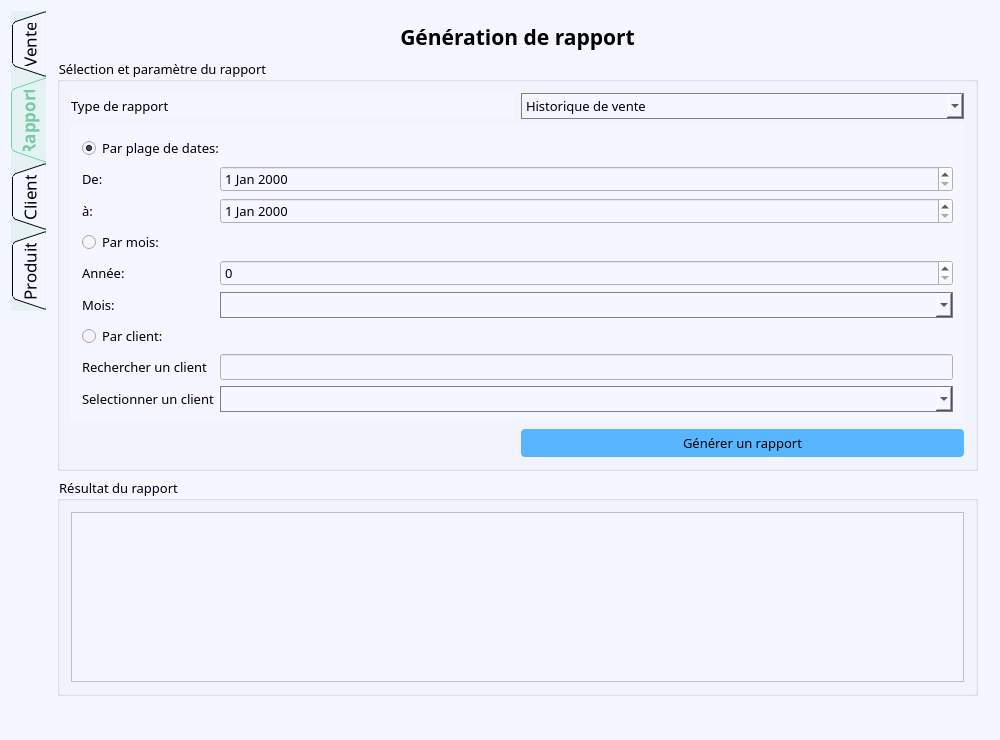
Above: mainwindow.ui from JessyTsiriniaina/Gestion-magasin before the change. Below: the same form after it.
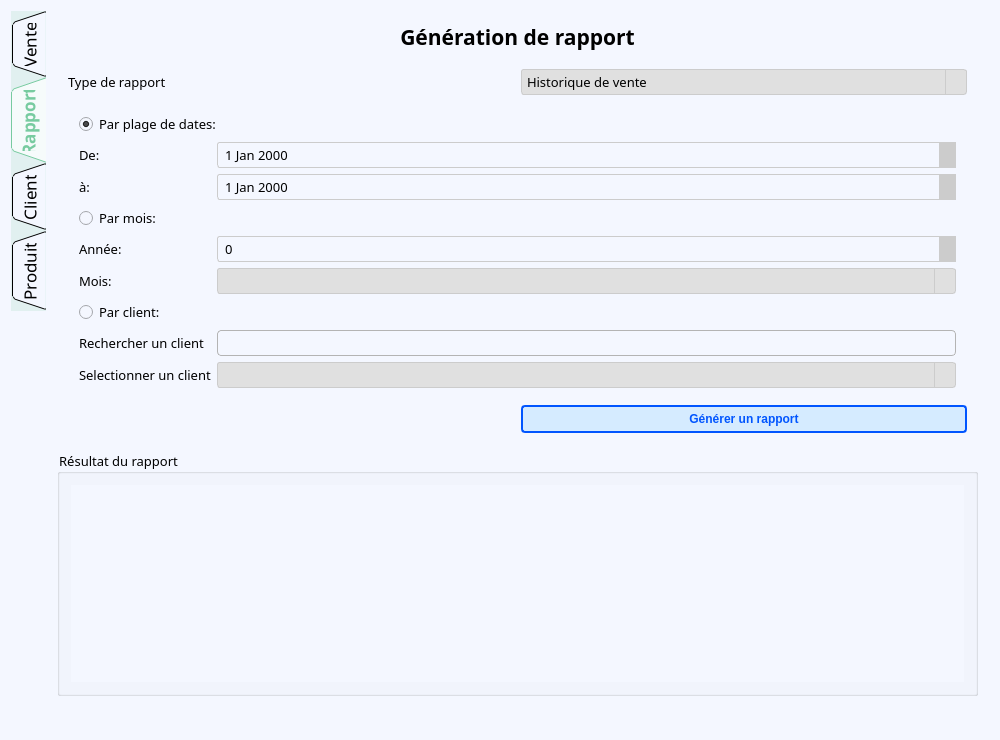
That is the form after the change. The open tabs and pages were chosen to show the change. Icons and pictures are not drawn.

What changed in the file:
```diff
--- a/mainwindow.ui
+++ b/mainwindow.ui
@@ -63,7 +63,7 @@
        <string notr="true">QTabWidget {border: none}
 
 QTabBar {
-	background-color: rgba(120, 203, 160, 30);
+	background-color: rgba(120, 203, 160, 40);
 }
 
 QTabBar::tab {
@@ -71,7 +71,7 @@
 	font: 13pt;
 }
 
-QTabBar::tab:selected { color: rgba(120, 203, 160, 255); font: bold;}</string>
+QTabBar::tab:selected { color: rgba(120, 203, 160, 255); font: bold; background-color:  rgba(255, 255, 255, 180)}</string>
       </property>
       <property name="tabPosition">
        <enum>QTabWidget::West</enum>
@@ -984,8 +984,11 @@
             <pointsize>10</pointsize>
            </font>
           </property>
+          <property name="styleSheet">
+           <string notr="true">QGroupBox {border: none; border-radius: 4px;}</string>
+          </property>
           <property name="title">
-           <string>Sélection et paramètre du rapport</string>
+           <string/>
           </property>
           <property name="flat">
            <bool>false</bool>
@@ -1022,8 +1025,30 @@
               <cursorShape>PointingHandCursor</cursorShape>
              </property>
              <property name="styleSheet">
-              <string notr="true">border:1px solid grey;
-padding: 2px 4px</string>
+              <string notr="true">QComboBox {
+    padding: 2px 20px 2px 5px; 
+    border: 1px solid #CCCCCC;
+    border-radius: 3px;
+    background: white;
+}
+QComboBox::drop-down {
+    subcontrol-origin: padding;
+    subcontrol-position: top right;
+    width: 20px;
+    border-left: 1px solid #CCCCCC;
+}
+QComboBox::down-arrow {
+    image: url(:/icons/icons/caret-down.svg);
+    width: 12px;
+    height: 12px;
+}
+QComboBox:hover::drop-down {
+    background: #E0E0E0;
+}
+QComboBox::down-arrow:on {
+    image: url(:/icons/icons/caret-up.svg); 
+}
+</string>
              </property>
              <item>
               <property name="text">
@@ -1102,6 +1127,43 @@
                    <pointsize>10</pointsize>
                   </font>
                  </property>
+                 <property name="styleSheet">
+                  <string notr="true">QDateEdit {
+    border: 1px solid #CCCCCC;
+    border-radius: 3px;
+    padding: 2px 5px;
+}
+QDateEdit::up-button {
+    subcontrol-origin: border;
+    subcontrol-position: top right;
+    width: 16px;
+    border-left: 1px solid #CCCCCC;
+   background: #cccccc;
+}
+QDateEdit::down-button {
+    subcontrol-origin: border;
+    subcontrol-position: bottom right;
+    width: 16px;
+    border-left: 1px solid #CCCCCC;
+    background: #cccccc;
+}
+QDateEdit::up-arrow {
+    image: url(:/icons/icons/caret-up.svg);
+    width: 12px;
+    height: 12px;
+}
+QDateEdit::down-arrow {
+    image: url(:/icons/icons/caret-down.svg);
+    width: 12px;
+    height: 12px;
+}
+QDateEdit::up-button:hover, QSpinBox::down-button:hover {
+    background: #66BB6A;
+}
+QDateEdit::up-button:pressed, QSpinBox::down-button:pressed {
+    background: #388E3C; 
+}</string>
+                 </property>
                 </widget>
                </item>
                <item row="3" column="0" colspan="2">
@@ -1141,6 +1203,43 @@
                    <pointsize>10</pointsize>
                   </font>
                  </property>
+                 <property name="styleSheet">
+                  <string notr="true">QSpinBox {
+    border: 1px solid #CCCCCC;
+    border-radius: 3px;
+    padding: 2px 5px;
+}
+QSpinBox::up-button {
+    subcontrol-origin: border;
+    subcontrol-position: top right;
+    width: 16px;
+    border-left: 1px solid #CCCCCC;
+   background: #cccccc;
+}
+QSpinBox::down-button {
+    subcontrol-origin: border;
+    subcontrol-position: bottom right;
+    width: 16px;
+    border-left: 1px solid #CCCCCC;
+    background: #cccccc;
+}
+QSpinBox::up-arrow {
+    image: url(:/icons/icons/caret-up.svg);
+    width: 12px;
+    height: 12px;
+}
+QSpinBox::down-arrow {
+    image: url(:/icons/icons/caret-down.svg);
+    width: 12px;
+    height: 12px;
+}
+QSpinBox::up-button:hover, QSpinBox::down-button:hover {
+    background: #66BB6A;
+}
+QSpinBox::up-button:pressed, QSpinBox::down-button:pressed {
+    background: #388E3C; 
+}</string>
+                 </property>
                  <property name="maximum">
                   <number>999999999</number>
                  </property>
@@ -1171,9 +1270,29 @@
                   <cursorShape>PointingHandCursor</cursorShape>
                  </property>
                  <property name="styleSheet">
-                  <string notr="true">border:1px solid grey;
-padding: 2px 4px;
-</string>
+                  <string notr="true">QComboBox {
+    padding: 2px 20px 2px 5px; 
+    border: 1px solid #CCCCCC;
+    border-radius: 3px;
+    background: white;
+}
+QComboBox::drop-down {
+    subcontrol-origin: padding;
+    subcontrol-position: top right;
+    width: 20px;
+    border-left: 1px solid #CCCCCC;
+}
+QComboBox::down-arrow {
+    image: url(:/icons/icons/caret-down.svg);
+    width: 12px;
+    height: 12px;
+}
+QComboBox:hover::drop-down {
+    background: #E0E0E0;
+}
+QComboBox::down-arrow:on {
+    image: url(:/icons/icons/caret-up.svg); 
+}</string>
                  </property>
                 </widget>
                </item>
@@ -1214,6 +1333,17 @@
                    <pointsize>10</pointsize>
                   </font>
                  </property>
+                 <property name="styleSheet">
+                  <string notr="true">QLineEdit {
+border: 1px solid rgb(180, 180, 180);
+border-radius: 4px;
+padding: 2px 5px;
+}
+
+QLineEdit:focus {
+border: 1px solid rgb(85, 170, 255);
+}</string>
+                 </property>
                 </widget>
                </item>
                <item row="8" column="0">
@@ -1241,8 +1371,29 @@
                   <cursorShape>PointingHandCursor</cursorShape>
                  </property>
                  <property name="styleSheet">
-                  <string notr="true">border:1px solid grey;
-padding: 2px 4px</string>
+                  <string notr="true">QComboBox {
+    padding: 2px 20px 2px 5px; 
+    border: 1px solid #CCCCCC;
+    border-radius: 3px;
+    background: white;
+}
+QComboBox::drop-down {
+    subcontrol-origin: padding;
+    subcontrol-position: top right;
+    width: 20px;
+    border-left: 1px solid #CCCCCC;
+}
+QComboBox::down-arrow {
+    image: url(:/icons/icons/caret-down.svg);
+    width: 12px;
+    height: 12px;
+}
+QComboBox:hover::drop-down {
+    background: #E0E0E0;
+}
+QComboBox::down-arrow:on {
+    image: url(:/icons/icons/caret-up.svg); 
+}</string>
                  </property>
                 </widget>
                </item>
@@ -1254,6 +1405,43 @@
                    <pointsize>10</pointsize>
                   </font>
                  </property>
+                 <property name="styleSheet">
+                  <string notr="true">QDateEdit {
+    border: 1px solid #CCCCCC;
+    border-radius: 3px;
+    padding: 2px 5px;
+}
+QDateEdit::up-button {
+    subcontrol-origin: border;
+    subcontrol-position: top right;
+    width: 16px;
+    border-left: 1px solid #CCCCCC;
+   background: #cccccc;
+}
+QDateEdit::down-button {
+    subcontrol-origin: border;
+    subcontrol-position: bottom right;
+    width: 16px;
+    border-left: 1px solid #CCCCCC;
+    background: #cccccc;
+}
+QDateEdit::up-arrow {
+    image: url(:/icons/icons/caret-up.svg);
+    width: 12px;
+    height: 12px;
+}
+QDateEdit::down-arrow {
+    image: url(:/icons/icons/caret-down.svg);
+    width: 12px;
+    height: 12px;
+}
+QDateEdit::up-button:hover, QSpinBox::down-button:hover {
+    background: #66BB6A;
+}
+QDateEdit::up-button:pressed, QSpinBox::down-button:pressed {
+    background: #388E3C; 
+}</string>
+                 </property>
                 </widget>
                </item>
               </layout>
@@ -1379,16 +1567,24 @@
             <widget class="QPushButton" name="boutton_generer_rapport">
              <property name="font">
               <font>
-               <family>Outfit</family>
-               <pointsize>10</pointsize>
+               <weight>75</weight>
+               <italic>false</italic>
+               <bold>true</bold>
               </font>
              </property>
              <property name="cursor">
               <cursorShape>PointingHandCursor</cursorShape>
              </property>
              <property name="styleSheet">
-              <string notr="true">QPushButton {background-color:  rgb(87, 182, 255);  
-padding: 5px 10px; border: none; border-radius: 4px;}
+              <string notr="true">
+QPushButton {
+background-color:  rgba(87, 182, 255, 50);
+ padding: 5px 10px;
+ border: 2px solid rgb(0, 85, 255);
+border-radius: 4px;
+color: rgb(0, 85, 255); 
+font: bold;
+}
 
 QPushButton:hover {
 	background-color:  qlineargradient(spread:pad, x1:0, y1:0, x2:1, y2:0, stop:0 rgba(85, 170, 255, 255), stop:1 rgba(125, 208, 146, 255)); 
@@ -1413,6 +1609,9 @@
           <property name="title">
            <string>Résultat du rapport</string>
           </property>
+          <property name="flat">
+           <bool>true</bool>
+          </property>
           <layout class="QVBoxLayout" name="verticalLayout_ReportDisplay">
            <item>
             <widget class="QTableView" name="table_view_resultat_rapport">
@@ -1426,7 +1625,9 @@
               <string notr="true">QHeaderView::section:horizontal {
 	background-color: rgb(122, 194, 145); padding: 4px; border: none; border-left: 0.5px solid rgb(65, 103, 70); color: rgb(246, 255, 249)
 
-}</string>
+}
+
+QTableView {border: none;}</string>
              </property>
              <property name="locale">
               <locale language="French" country="France"/>
```
Left out of the diff: 333 changed lines with no effect on the pictures.
